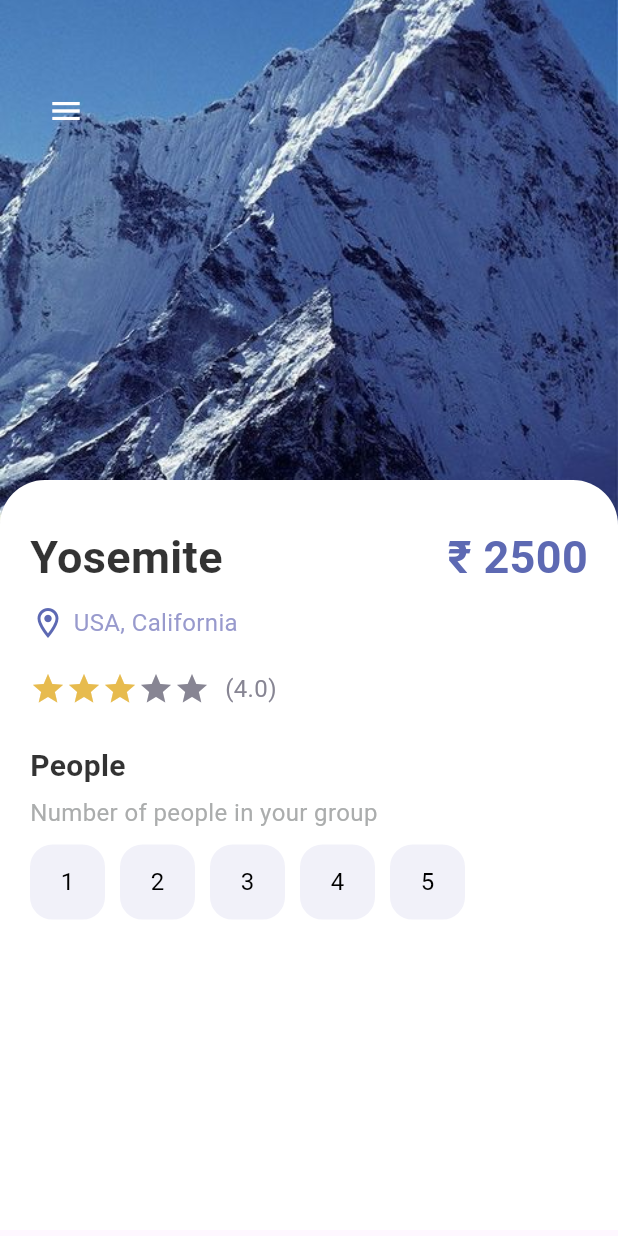
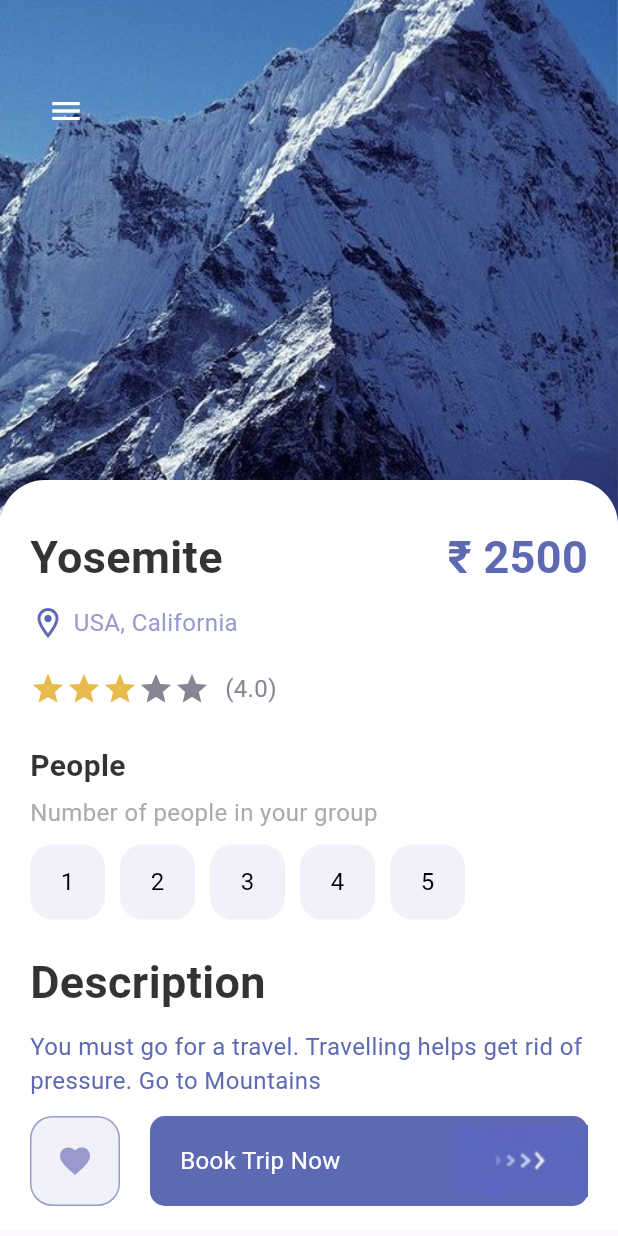
Before and after one commit to Yash-Gupta001/travel_app, a Flutter app: the screen it shows after launch, on a phone screen of 412 x 824 dp. Run offline on Flutter 3.47's test engine with Material 3 defaults, Android fonts, the phone set to English and light mode, and no system bars.

Commit message:
detail page and responsive button designed

```diff
--- a/lib/pages/detail_page.dart
+++ b/lib/pages/detail_page.dart
@@ -3,6 +3,7 @@
 import 'package:travel_app/widgets/app_buttons.dart';
 import 'package:travel_app/widgets/app_large_text.dart';
 import 'package:travel_app/widgets/app_text.dart';
+import 'package:travel_app/widgets/responsive_button.dart';
 
 class DetailPage extends StatefulWidget {
   const DetailPage({super.key});
@@ -13,6 +14,7 @@
 
 class _DetailPageState extends State<DetailPage> {
   int gotratingStar = 3;
+  int selectedindex = -1;
   @override
   Widget build(BuildContext context) {
     return Scaffold(
@@ -78,7 +80,6 @@
                       SizedBox(
                         height: 10,
                       ),
-
                       Row(
                         children: [
                           Icon(
@@ -97,49 +98,100 @@
                       SizedBox(
                         height: 20,
                       ),
-
                       Row(
                         children: [
                           Wrap(
                             children: List.generate(5, (index) {
                               return Icon(
                                 Icons.star,
-                                color: index < gotratingStar ? AppColors.starColor : AppColors.textColor2,
+                                color: index < gotratingStar
+                                    ? AppColors.starColor
+                                    : AppColors.textColor2,
                               );
                             }),
                           ),
-                          SizedBox(width: 10,),
-                          AppText(text: '(4.0)', color: AppColors.textColor2,)
+                          SizedBox(
+                            width: 10,
+                          ),
+                          AppText(
+                            text: '(4.0)',
+                            color: AppColors.textColor2,
+                          )
                         ],
                       ),
-                      SizedBox(height: 25,),
-
-                      AppLargeText(text: 'People', color: Colors.black.withOpacity(0.8),size: 20,),
-                      SizedBox(height: 5,),
-
-                      AppText(text: "Number of people in your group",color: AppColors.mainTextColor,),
+                      SizedBox(
+                        height: 25,
+                      ),
+                      AppLargeText(
+                        text: 'People',
+                        color: Colors.black.withOpacity(0.8),
+                        size: 20,
+                      ),
+                      SizedBox(
+                        height: 5,
+                      ),
+                      AppText(
+                        text: "Number of people in your group",
+                        color: AppColors.mainTextColor,
+                      ),
                       SizedBox(height: 10),
-
                       Wrap(
-                        children:
-                          List.generate(5, (index) {
-                            return Container(
+                        children: List.generate(5, (index) {
+                          return InkWell(
+                            onTap: () {
+                              setState(() {
+                                selectedindex = index;
+                              });
+                            },
+                            child: Container(
                               margin: EdgeInsets.only(right: 10),
                               child: AppButtons(
                                 size: 50,
-                                color: Colors.black,
-                                borderColor: AppColors.buttonBackground,
+                                color: selectedindex == index? Colors.white : Colors.black,
+                                borderColor: selectedindex == index?Colors.black : AppColors.buttonBackground,
                                 backgroundColor: AppColors.buttonBackground,
                                 text: (index + 1).toString(),
-
-                                ),
-                            );
-                          }),
+                              ),
+                            ),
+                          );
+                        }),
                       ),
-
+                      SizedBox(height: 20,),
+                      AppLargeText(text: 'Description',
+                      color: Colors.black.withOpacity(0.8),
+                      ),
+                      SizedBox(height: 10,),
+                      AppText(text: 'You must go for a travel. Travelling helps get rid of pressure. Go to Mountains', color: AppColors.mainColor,)
                     ],
                   ),
                 )),
+
+            Positioned(
+              bottom: 20,
+              left: 20,
+              right: 20,
+              child:
+                Row(
+                  children: [
+                    AppButtons(
+                      size: 60,
+                      color: AppColors.textColor1,
+                      backgroundColor: Colors.white,
+                      borderColor: AppColors.textColor1,
+                      isIcon: true,
+                      icon: Icons.favorite,
+                      ),
+
+                    SizedBox(width: 20),
+                    ResponsiveButton(
+                      isResponsive: true,
+
+                    )
+
+                  ],
+
+
+            ))
           ],
         ),
       ),
--- a/lib/widgets/app_buttons.dart
+++ b/lib/widgets/app_buttons.dart
@@ -38,7 +38,7 @@
           ? Center(
               child: AppText(
               text: text!,
-              color: Colors.black,
+              color: color,
             ))
           : Center(child: Icon(icon, color: color)),
     );
--- a/lib/widgets/responsive_button.dart
+++ b/lib/widgets/responsive_button.dart
@@ -1,30 +1,40 @@
 import 'package:flutter/material.dart';
 import 'package:travel_app/misc/colors.dart';
+import 'package:travel_app/widgets/app_text.dart';
 
 class ResponsiveButton extends StatelessWidget {
   bool? isResponsive;
   double? width;
   ResponsiveButton({Key?  key,
   this.isResponsive = false,
-  this.width }) : super(key: key);
+  this.width = 120 }) : super(key: key);
 
   @override
   Widget build(BuildContext context) {
-    return Container(
-      width: width,
+    return Flexible(
+
+      child: Container(
+        width: isResponsive == true?double.maxFinite : width,
         height: 60,
         decoration: BoxDecoration(
           color: AppColors.mainColor,
           borderRadius: BorderRadius.circular(10),
         ),
         child: Row(
-        mainAxisAlignment: MainAxisAlignment.center,
+          mainAxisAlignment: isResponsive == true ? MainAxisAlignment.spaceBetween : MainAxisAlignment.center,
           children: [
+            isResponsive == true?Container(
+              margin: EdgeInsets.only(left: 20),
+              child: AppText(
+                text: "Book Trip Now",
+                color : Colors.white
+                )):Container(),
             Image.asset(
               "assets/img/button-one.png",
             )
           ],
         ),
+      ),
     );
   }
 }
```
Lines whose indentation alone changed are shown as unchanged.
